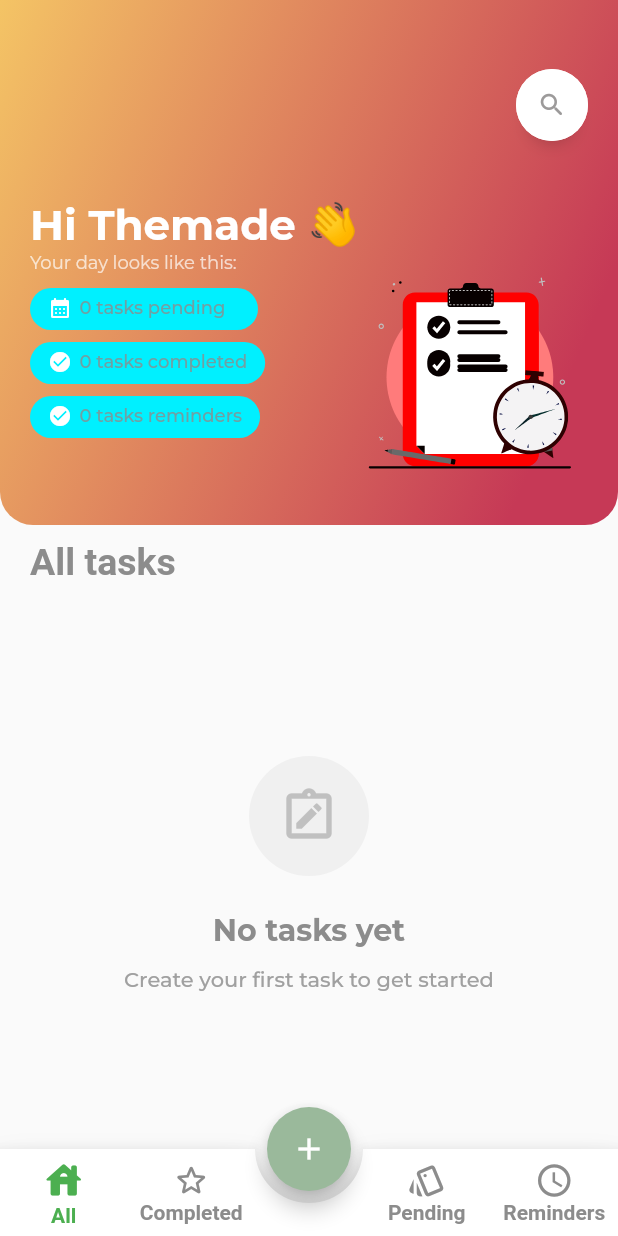
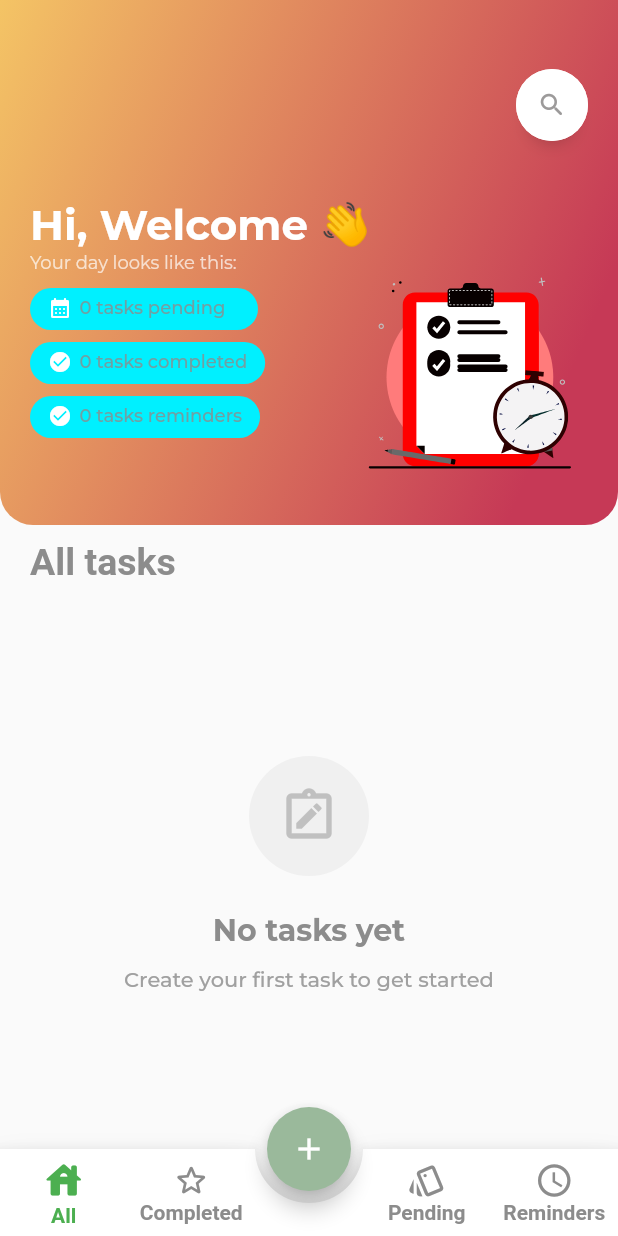
Before and after one commit to abwmcoders/Krystal-App, a Flutter app: the screen it shows after launch, on a phone screen of 412 x 824 dp. Run offline on Flutter 3.47's test engine with Material 3 defaults, Android fonts, the phone set to English and light mode, and no system bars; drawn by our look-alikes of stylish_bottom_bar; our stand-ins replace flutter_riverpod, google_fonts, hive, hive_flutter, lottie; accounts and stored records are empty; Roboto replaces fonts that are missing (Arima).

Commit message:
ref:update the read me and remove static name

```diff
--- a/lib/features/tasks/presentation/widgets/welcome_card.dart
+++ b/lib/features/tasks/presentation/widgets/welcome_card.dart
@@ -85,7 +85,7 @@ class _WelcomeCardState extends ConsumerState<WelcomeCard> {
                 crossAxisAlignment: CrossAxisAlignment.start,
                 children: [
                   Text(
-                    'Hi Themade 👋',
+                    'Hi, Welcome 👋',
                     style: GoogleFonts.montserrat(
                       color: Colors.white,
                       fontSize: ResponsiveUtils.responsiveFontSize(context, mobile: 28, tablet: 32, desktop: 36),
```
Also changed, not shown: 1 other file.
